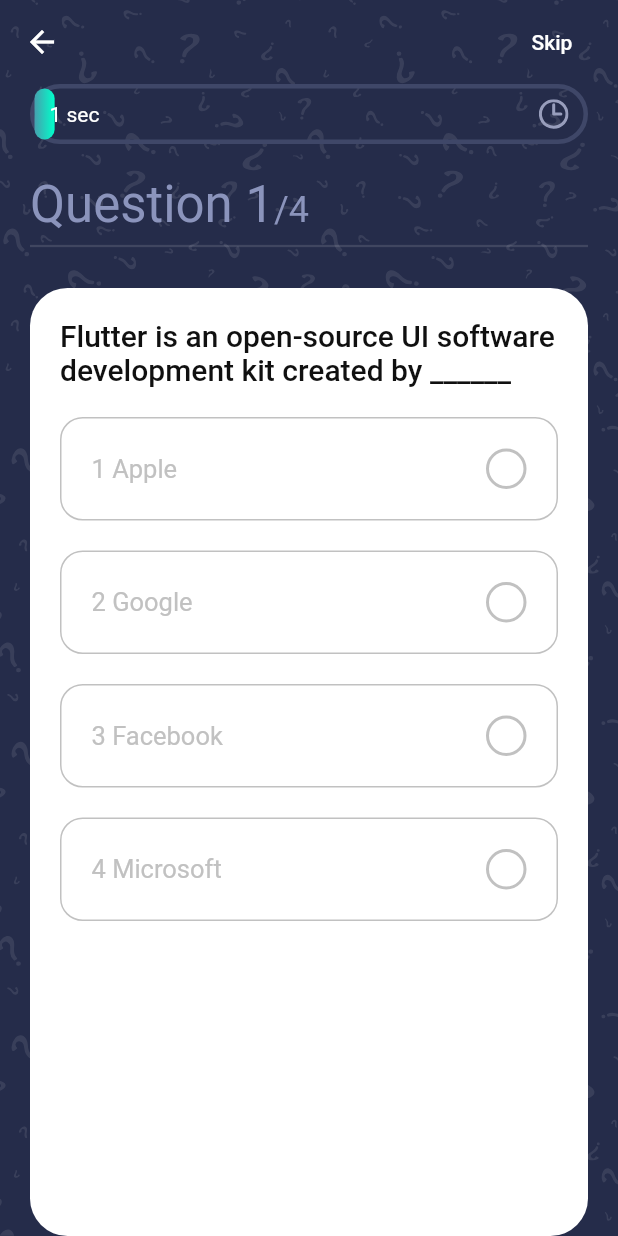
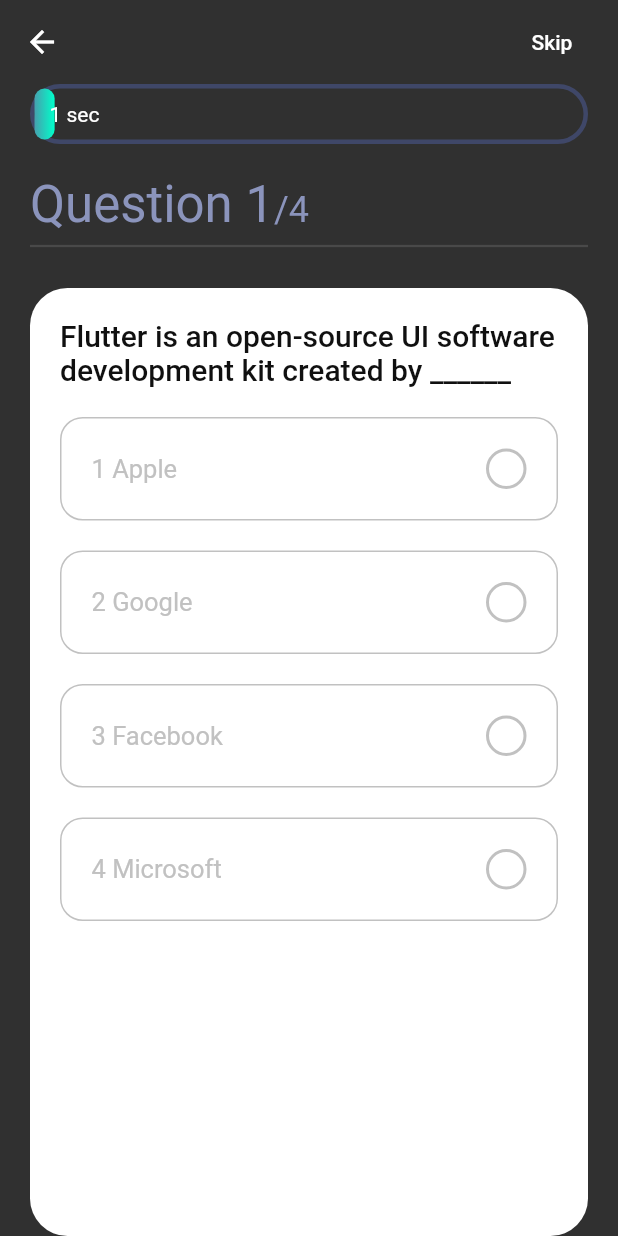
Before and after one commit to thanoue/KhoiQuiz, a Flutter app: the screen it shows after launch, after a tap on "Lets Start Quiz", on a phone screen of 412 x 824 dp. Run offline on Flutter 3.47's test engine with Material 2 defaults, Android fonts, the phone set to English and light mode, and no system bars; our stand-ins replace get, websafe_svg.

Commit message:
fix svg images

```diff
--- a/lib/screens/quiz/components/progress_bar.dart
+++ b/lib/screens/quiz/components/progress_bar.dart
@@ -40,7 +40,7 @@ class ProgressBar extends StatelessWidget {
                       children: [
                         Text(
                             "${(controller.anmation.value * controller.animController.duration?.inSeconds).round()} sec"),
-                        WebsafeSvg.asset('assets/icons/clock.svg')
+                        //WebsafeSvg.asset('assets/icons/clock.svg')
                       ],
                     ),
                   ),
--- a/lib/screens/quiz/components/quiz_body.dart
+++ b/lib/screens/quiz/components/quiz_body.dart
@@ -17,8 +17,8 @@ class QuizBody extends StatelessWidget {
     QuestionController _questionController = Get.put(QuestionController());
     return Stack(
       children: [
-        WebsafeSvg.asset('assets/icons/bg.svg',
-            alignment: Alignment.center, width: 900, fit: BoxFit.fill),
+        // WebsafeSvg.asset('assets/icons/bg.svg',
+        //     alignment: Alignment.center, width: 900, fit: BoxFit.fill),
         SafeArea(
           child: Column(
             crossAxisAlignment: CrossAxisAlignment.start,
--- a/lib/screens/score/score_scree.dart
+++ b/lib/screens/score/score_scree.dart
@@ -16,7 +16,7 @@ class ScoreScreen extends StatelessWidget {
       body: Stack(
         fit: StackFit.expand,
         children: [
-          WebsafeSvg.asset('assets/icons/bg.svg', fit: BoxFit.fill),
+          // WebsafeSvg.asset('assets/icons/bg.svg', fit: BoxFit.fill),
           Column(crossAxisAlignment: CrossAxisAlignment.center, children: [
             Spacer(
               flex: 5,
--- a/lib/screens/welcome/welcome_screen.dart
+++ b/lib/screens/welcome/welcome_screen.dart
@@ -14,8 +14,6 @@ class WelcomeScreen extends StatelessWidget {
       body: Stack(
         fit: StackFit.expand,
         children: [
-          WebsafeSvg.asset('assets/icons/bg.svg',
-              alignment: Alignment.center, width: 900, fit: BoxFit.fill),
           SafeArea(
             child: Padding(
               padding: const EdgeInsets.symmetric(horizontal: kDefaultPadding),
```
